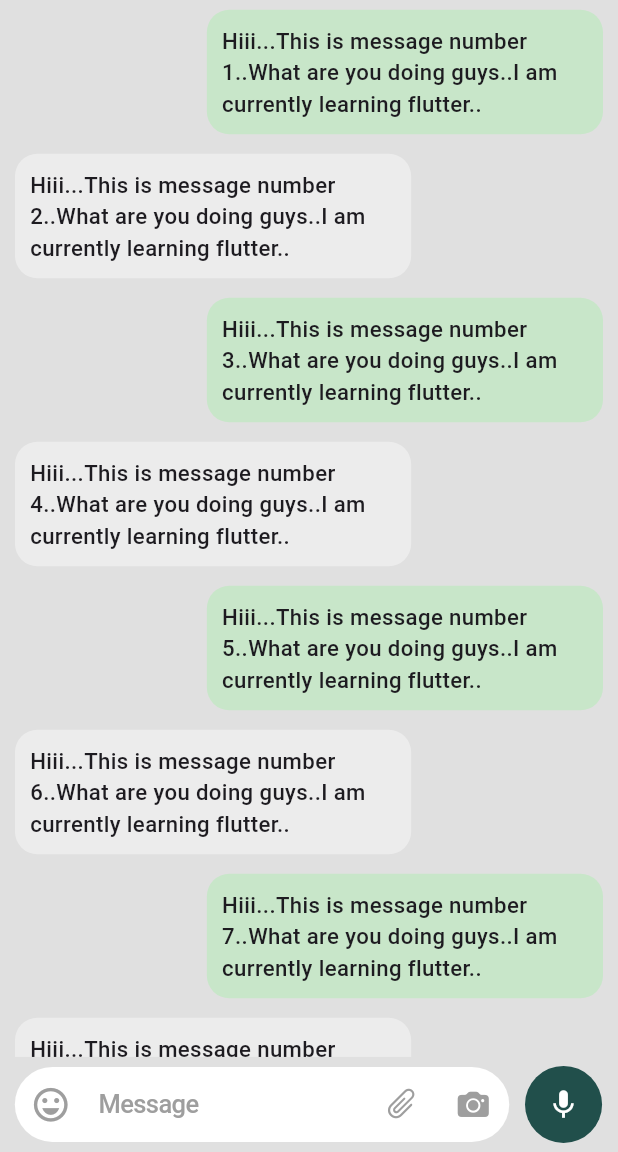
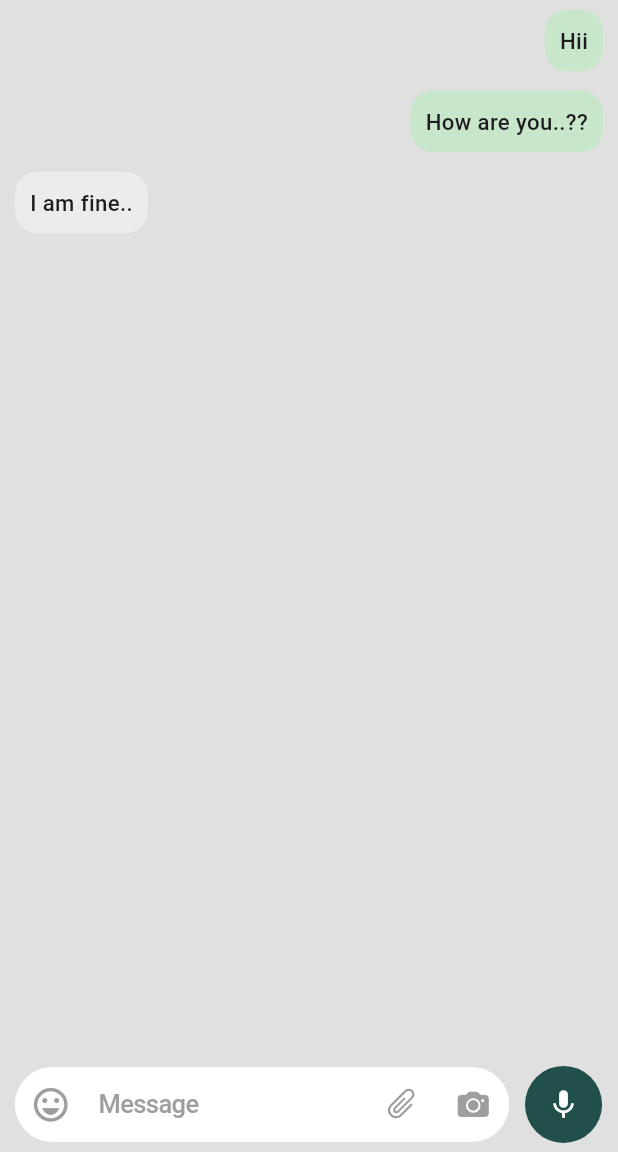
Before and after one commit to MohamdAshiq/WhatsApp-UI, a Flutter app: the screen it shows after launch, after a tap on an icon or button, on a phone screen of 412 x 824 dp, the part 84-1236 px from its top. Run offline on Flutter 3.47's test engine with Material 2 defaults, Android fonts, the phone set to English and light mode, and no system bars; our stand-ins replace flutter_screenutil.

Commit message:
Added Provider as State Management and Created its Controller

```diff
--- /dev/null
+++ b/lib/Provider/msg_controller.dart
@@ -0,0 +1,20 @@
+import 'package:flutter/material.dart';
+
+class MsgController extends ChangeNotifier {
+  final Map<int, List> _chatMsgs = {
+    0:["Hii",true],
+    1:["How are you..??",true],
+    2:["I am fine..",false],
+  };
+
+  Map<int, List> get chatMsgs => _chatMsgs;
+
+  void addmsg(String msg, bool isme, int index) {
+    _chatMsgs.addAll(
+      {
+        index: [msg, isme]
+      },
+    );
+    notifyListeners();
+  }
+}
--- a/lib/Screens/Chat Screen/each_chat_screen.dart
+++ b/lib/Screens/Chat Screen/each_chat_screen.dart
@@ -1,6 +1,8 @@
 import 'package:flutter/material.dart';
 import 'package:flutter_screenutil/flutter_screenutil.dart';
+import 'package:provider/provider.dart';
 import 'package:whatsapp_ui/Constants/constants.dart';
+import 'package:whatsapp_ui/Provider/msg_controller.dart';
 import 'package:whatsapp_ui/Screens/Chat%20Screen/chat_bubble.dart';
 import 'package:whatsapp_ui/Widgets/bottom_textfield_widget.dart';
 import 'package:whatsapp_ui/Widgets/icon_button_widget.dart';
@@ -13,6 +15,7 @@ class EachChatScreen extends StatelessWidget {
 
   @override
   Widget build(BuildContext context) {
+    final MsgController msgController=Provider.of<MsgController>(context,listen: false);
     return Scaffold(
       backgroundColor: Colors.grey[300],
       appBar: AppBar(
@@ -93,11 +96,11 @@ class EachChatScreen extends StatelessWidget {
           Expanded(
             child: ListView.builder(
               shrinkWrap: true,
-              itemCount: 10,
+              itemCount: msgController.chatMsgs.length,
               itemBuilder: (context, index) => ChatBubble(
                 msg:
-                    "Hiii...This is message number ${index+1}..What are you doing guys..I am currently learning flutter..",
-                isme: index.isEven ? true : false,
+                    msgController.chatMsgs.values.elementAt(index).elementAt(0),
+                isme: msgController.chatMsgs.values.elementAt(index).elementAt(1),
               ),
             ),
           ),
--- a/lib/main.dart
+++ b/lib/main.dart
@@ -1,6 +1,8 @@
 import 'package:flutter/material.dart';
 import 'package:flutter_screenutil/flutter_screenutil.dart';
+import 'package:provider/provider.dart';
 import 'package:whatsapp_ui/Constants/constants.dart';
+import 'package:whatsapp_ui/Provider/msg_controller.dart';
 import 'package:whatsapp_ui/Screens/home_page.dart';
 
 void main() => runApp(const MyApp());
@@ -13,11 +15,18 @@ class MyApp extends StatelessWidget {
         designSize: const Size(360, 780),
         splitScreenMode: true,
         minTextAdapt: true,
-        child: MaterialApp(
-          title: Constants.appname,
-          theme: ThemeData(useMaterial3: true),
-          debugShowCheckedModeBanner: false,
-          home: const HomePage(),
+        child: MultiProvider(
+          providers: [
+            ChangeNotifierProvider(
+              create: (context) => MsgController(),
+            ),
+          ],
+          child: MaterialApp(
+            title: Constants.appname,
+            theme: ThemeData(useMaterial3: true),
+            debugShowCheckedModeBanner: false,
+            home: const HomePage(),
+          ),
         ),
       );
 }
```
Also changed, not shown: pubspec.yaml (+1 -6 lines), pubspec.lock.
